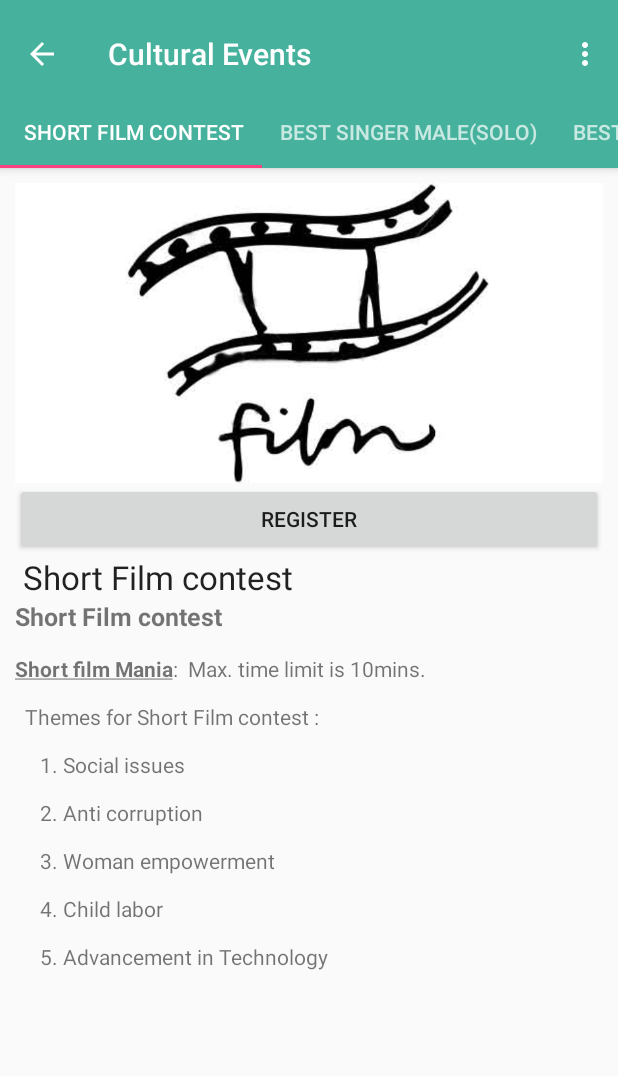
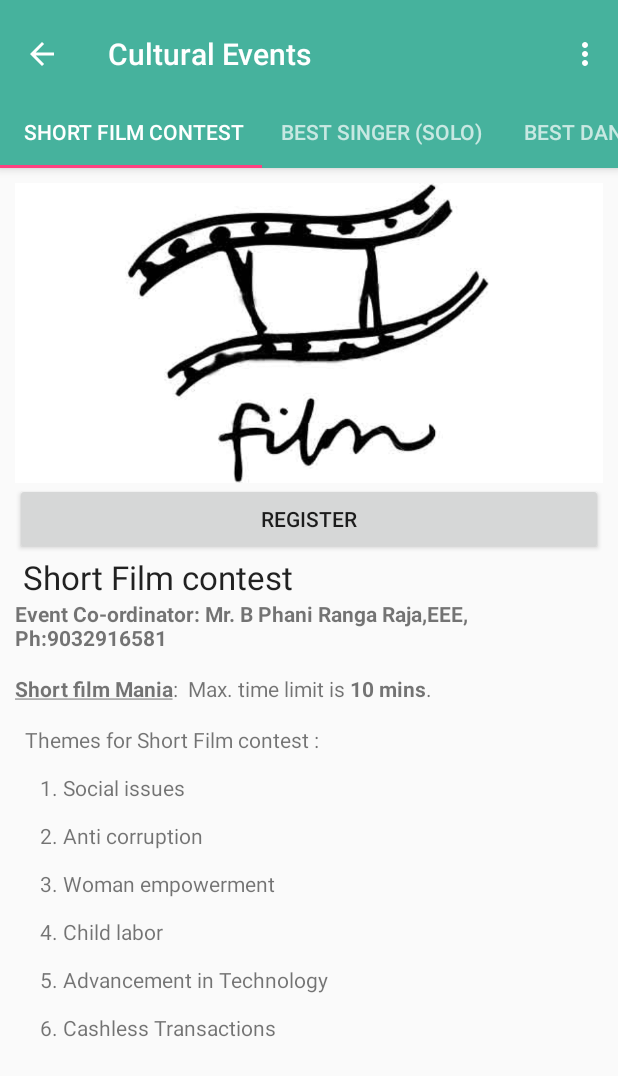
Before and after one commit to khuddus/yourfest2017app, an Android app: the Cultural screen opened directly, with no data from a screen before it, on a phone screen of 412 x 824 dp. Shown: the top 1076 px of the screen. Run offline under Robolectric (Android 15) with nearby library versions, the phone set to English and light mode, and no system bars.

Commit message:
Added new events and Event Co-ordinators

```diff
--- a/app/src/main/java/com/usharama/yourfest/activities/Cultural.java
+++ b/app/src/main/java/com/usharama/yourfest/activities/Cultural.java
@@ -52,9 +52,9 @@ public class Cultural extends AppCompatActivity {
         events = new ArrayList<>();
         events.add(new Event(
                 " Short Film contest",
-                "<h4 class=\"text-center\">   Short Film contest</h4>\n" +
+                "  <b class=\"text-danger\">Event Co-ordinator: Mr. B Phani Ranga Raja,EEE,  Ph:9032916581 </b><br>\n" +
                         "                                        <p>\n" +
-                        "                                            <strong><u>Short film Mania</u></strong>:&nbsp; Max. time limit is 10mins.</p>\n" +
+                        "                                            <strong><u>Short film Mania</u></strong>:&nbsp; Max. time limit is <b>10 mins</b>.</p>\n" +
                         "                                        <p>\n" +
                         "                                            &nbsp; Themes for Short Film contest :</p>\n" +
                         "                                        <p>\n" +
@@ -68,123 +68,120 @@ public class Cultural extends AppCompatActivity {
                         "                                        <p>\n" +
                         "                                            &nbsp;&nbsp;&nbsp;&nbsp; 5. Advancement in Technology</p>\n" +
                         "                                        <p>\n" +
+                        "                                        <p>\n" +
+                        "                                            &nbsp;&nbsp;&nbsp;&nbsp; 6. Cashless Transactions</p>\n" +
+                        "                                        <p>\n" +
                         "                                            &nbsp;</p>\n",
                 R.drawable.short_films
         ));
         events.add(new Event(
-                "Best Singer Male(solo)",
-                "<b> Rules:</b><br>\n" +
-                        "                                        should not use back ground music   \n" +
-                        "                                   ",
+                "Best Singer (solo)",
+                "   <br><b class=\"text-danger\">Event Co-ordinator: Mr. B Trivikrama Rao, IT,  Ph:9703418339 </b><br>\n" +
+                        "                                        <br> Prizes will be awarded separately for <b>Male singer</b> and <b>Female singer</b>.<br>\n" +
+                        "                                        <br> <b> Rules:</b><br>\n" +
+                        "                                        should not use back ground music   \n ",
                 R.drawable.best_singer
         ));
+
         events.add(new Event(
-                "Best Singer Female(solo)",
-                "<b> Rules:</b><br>\n" +
-                        "                                        should not use back ground music   \n" +
-                        "                                   ",
-                R.drawable.best_singer_female
-        ));
-        events.add(new Event(
-                " Best Dancer Male(solo)",
-                "  <b> Rules:</b><br>\n" +
+                " Best Dancer (solo)",
+                "   <b class=\"text-danger\">Event Co-ordinator: Mr. M Rama Mohana Rao, ECE-HOD,  Ph:9440095992 </b><br>\n" +
+                        "                                        <br>\n" +
+                        "                                        Prizes will be awarded separately for <b>Male Dancer</b> and <b>Female Dancer</b>.<br>\n" +
+                        "                                        <b> Rules:</b><br>\n" +
                         "                                        max time 5 mins  <br>\n" +
-                        "                                        Bring your own songs\n" +
-                        "                                  ",
+                        "Bring your own songs and properties  ",
                 R.drawable.best_dancer
         ));
-        events.add(new Event(
-                "Best Dancer Female(solo)",
-                "<b> Rules:</b><br>\n" +
-                        "                                        max time 5 mins  <br>\n" +
-                        "                                        Bring your own songs\n",
-                R.drawable.best_dancer_female
-        ));
+
         events.add(new Event(
                 " Telugu ammai contest ",
-                " <b> Rules:</b><br>\n" +
-                        "                                        Should be presented at the time of event\n" +
-                        "                                    ",
+                " <b> <b class=\"text-danger\">Event Co-ordinator:Ms Y Salini, CSE,  Ph:8121169999 </b><br>\n" +
+                        "                                        <br><br><b> Rules:</b><br>\n" +
+                        "                                        Should be presented at the time of event\n ",
                 R.drawable.telugu_ammayi
         ));
-        events.add(new Event(" Mr.Perfect", " <div class=\"modal-body\">\n" +
-                "                                        <p>Rules will be notified at the time of event</p>\n" +
-                "                                    </div>\n" +
-                "                                    ", R.drawable.mr_perfect));
+        events.add(new Event(" Mr.Perfect",
+                "     <b class=\"text-danger\">Event Co-ordinator: Mr. P Syam Sundar, ECE,  Ph:8885522122 </b><br>\n" +
+                        "                                        <p>Rules will be notified at the time of event</p>\n ",
+                R.drawable.mr_perfect));
 
         events.add(new Event(
                 "Rangoli",
-                " <h4 class=\"text-center\"> Rangoli</h4>\n" +
-                        "                                        <b> Rules:</b><br>\n" +
-                        "                                        A group of two members ( participants should bring their materials)\n" +
-                        "                                  ",
+                "   <b class=\"text-danger\">Event Co-ordinator:Ms M Naga Deepthi , Maths,  Ph:9866920172 </b><br>\n" +
+                        "                                        <br><br> <b> Rules:</b><br>\n" +
+                        "                                        A group of two members ( participants should bring their materials)\n ",
                 R.drawable.rangoli_contest
         ));
         events.add(new Event(
                 " Literary Competitions",
-                " <p >\n" +
+                "  <b class=\"text-danger\">Event Co-ordinator:Ms M Revathi Devi , English,  Ph:8106146054 </b><br>\n" +
+                        "                                        <p style=\"margin-left: 0.75in;\">\n" +
                         "                                            (a)&nbsp;&nbsp;&nbsp; Extempore</p>\n" +
-                        "                                        <p >\n" +
+                        "                                        <p style=\"margin-left: 0.75in;\">\n" +
                         "                                            (b)&nbsp;&nbsp; Debate</p>\n" +
-                        "                                        <p >\n" +
+                        "                                        <p style=\"margin-left: 0.75in;\">\n" +
                         "                                            (c)&nbsp;&nbsp;&nbsp; Creative writing</p>\n" +
                         "                                        <b> Rules:</b><br>\n" +
-                        "                                        Should be presented on the day of event\n" +
-                        "                                   ",
+                        "                                        Should be presented on the day of event\n",
                 R.drawable.literary_competition
         ));
         events.add(new Event(
                 "Telugu Velugu",
-                " <p >\n" +
+                " <b class=\"text-danger\">Event Co-ordinator: Dr P Ramesh Babu , Physics,  Ph:9490176196 </b><br>\n" +
+                        "                                        <p style=\"margin-left: 0.75in;\">\n" +
                         "                                            (a)&nbsp;&nbsp;&nbsp; Padaghuri</p>\n" +
-                        "                                        <p >\n" +
+                        "                                        <p style=\"margin-left: 0.75in;\">\n" +
                         "                                            (b)&nbsp;&nbsp; Vadam-Vivadam</p>\n" +
-                        "                                        <p >\n" +
+                        "                                        <p style=\"margin-left: 0.75in;\">\n" +
                         "                                            (c)&nbsp;&nbsp;&nbsp; Vyasa Rachana</p>\n" +
                         "                                        <b> Rules:</b><br>\n" +
-                        "                                        Should be presented on the day of event\n" +
-                        "                                 ",
+                        "Should be presented on the day of event",
                 R.drawable.telugu_velugu
         ));
 
         events.add(new Event(
                 "Spot Photography ",
-                " <b> Rules:</b><br>\n" +
-                        "                                        \n" +
-                        "                                           <p>Cameras/Mobile phones</p><br>\n" +
-                        "                                           <p>Empty Memory Card-Cameras</p><br>\n" +
-                        "                                           <p>Cameras - NEF Raw - 52MB</p><br>\n" +
-                        "                                           <p>No editing of photos</p><br>\n" +
-                        "                                           <p>Photos can be Miniature, LandScapes, portraits etc.</p><br>\n" +
-                        "                                           <p>Time limit is 1 hour</p><br>\n" +
-                        "                                           <p>Photo should be taken with in the college boundaries</p><br>\n" +
-                        "                                          ",
+                "    <b class=\"text-danger\">Event Co-ordinator:Mr E Ramakrishna Reddy ,ECE,  Ph:9502251501 </b><br>\n" +
+                        "                                        <br><br> <b> Rules:</b><br>\n" +
+                        "\n" +
+                        "                                        <p>Cameras/Mobile phones</p> \n" +
+                        "                                        <p>Empty Memory Card-Cameras</p> \n" +
+                        "                                        <p>Cameras - NEF Raw - 52MB</p> \n" +
+                        "                                        <p>No editing of photos</p> \n" +
+                        "                                        <p>Photos can be Miniature, LandScapes, portraits etc.</p> \n" +
+                        "                                        <p>Time limit is 1 hour</p> \n" +
+                        "                                        <p>Photo should be taken with in the college boundaries</p> \n" +
+                        "\n  ",
                 R.drawable.spot_photography
         ));
         events.add(new Event(
                 " Dubsmash  ",
-                "  <b> Rules:</b><br>\n" +
-                        "                                        \n" +
-                        "                                           <p>Videos should be less than 5 minutes</p><br>\n" +
-                        "                                           <p>Video should contain only 1 participant</p><br>\n" +
-                        "                                           <p>MP4 format in pendrive</p><br>\n" +
-                        "                                           <p>Theme: Comedy</p><br>\n" +
-                        "                                   ",
+                "   <b class=\"text-danger\">Event Co-ordinator: Mr T Anil Kumar ,Chemistry,  Ph:9985148232 </b><br>\n" +
+                        "                                        <br><br><b> Rules:</b><br>\n" +
+                        "\n" +
+                        "                                        <p>Videos should be less than 5 minutes</p> \n" +
+                        "                                        <p>Video should contain only 1 participant</p> \n" +
+                        "                                        <p>MP4 format in pendrive</p> \n" +
+                        "                                        <p>Theme: Comedy</p> \n" +
+                        "\n  ",
                 R.drawable.dubsmash
         ));
         events.add(new Event(
                 " Master Communicator  ",
-                "   <p>1. Written Test - 20 Questions, multiple choice - 20 min</p>\n" +
+                "     <b class=\"text-danger\">Event Co-ordinator: Mr L Surendra ,ECE,  Ph:9949742597 </b><br>\n" +
+                        "                                        <p>1. Written Test - 20 Questions, multiple choice - 20 min</p>\n" +
                         "                                        <p><b>Topics:-</b></p>\n" +
                         "                                        <p>Similarity checker<br>\n" +
                         "                                            Observation Test<br>\n" +
                         "                                            Cross words<br>\n" +
-                        "                                        Puzzles\n" +
+                        "                                            Puzzles\n" +
                         "                                        </p>\n" +
                         "                                        <p>2. Just-A-Minute(JAM) - 1 min</p>\n" +
                         "                                        <p>3. Tongue Twisters - 2 minutes </p>\n" +
                         "                                        <p>Rules will be notified at the time of event</p>\n" +
-                        "                                        <p>Contact No: 7842444676(Kesava), 8142938115(Harish)</p> <br><br><br>",
+                        "\n" +
+                        "                                        <p>Contact No: 7842444676(Kesava), 8142938115(Harish)</p>\n",
                 R.drawable.communicator
         ));
 
--- a/app/src/main/res/layout/content_main.xml
+++ b/app/src/main/res/layout/content_main.xml
@@ -32,7 +32,7 @@
             android:layout_height="wrap_content"
             android:gravity="center"
             android:layout_weight="2"
-            android:text="24-Jan-2017"
+            android:text="25-Jan-2017"
             android:textColor="@color/colorText"
             android:textSize="30dp" />
 
@@ -60,7 +60,7 @@
             android:layout_height="wrap_content"
             android:gravity="center"
             android:layout_weight="2"
-            android:text="25-Jan-2017"
+            android:text="26-Jan-2017"
             android:textColor="@color/colorText"
             android:textSize="30dp" />
 
```
Also changed, not shown: app/src/main/java/com/usharama/yourfest/activities/Technical.java (+85 -38 lines), app/src/main/res/drawable/autocad.jpg (added).
